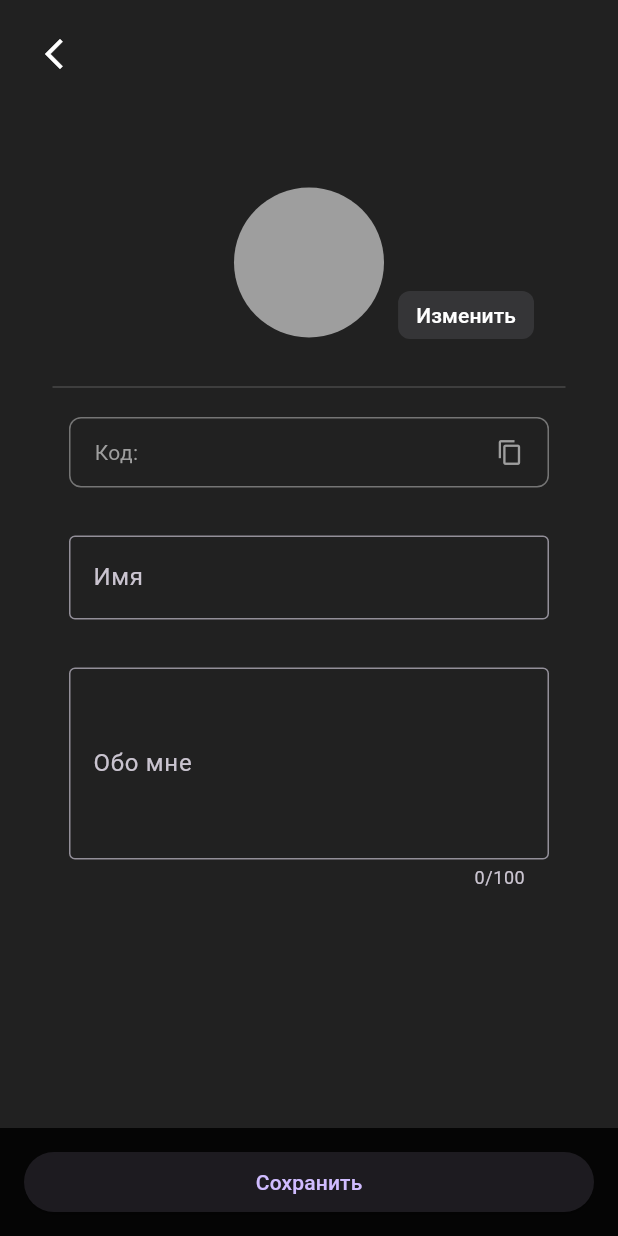
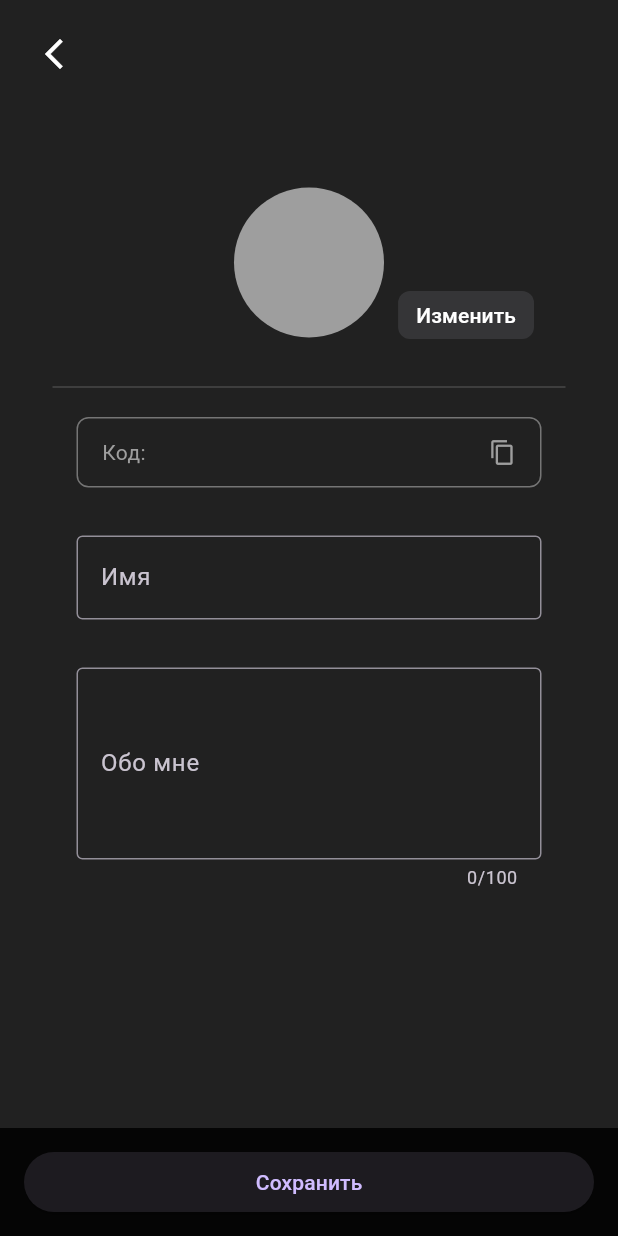
Before and after one commit to 00THESAME00/menro-push-server, a Flutter app: the EditProfileScreen screen opened directly with empty values, on a phone screen of 412 x 824 dp. Run offline on Flutter 3.47's test engine with Material 3 defaults, Android fonts, the phone set to English and light mode, and no system bars; our stand-ins replace cloud_firestore, firebase_core, firebase_messaging, shared_preferences; accounts and stored records are empty.

Commit message:
Обновление

```diff
--- a/lib/main.dart
+++ b/lib/main.dart
@@ -1104,7 +1104,7 @@ class _EditProfileScreenState extends State<EditProfileScreen> {
               child: Column(
                 crossAxisAlignment: CrossAxisAlignment.center,
                 children: [
-                  // Аватар + Кнопка изменить
+                  // 🖼️ Аватар + кнопка изменить
                   SizedBox(
                     width: 180,
                     height: 110,
@@ -1148,7 +1148,7 @@ class _EditProfileScreenState extends State<EditProfileScreen> {
 
                   const SizedBox(height: 16),
 
-                  // 🔲 Линия — Divider шире, поля чуть уже
+                  // 🔲 Линия-дивидер
                   const Padding(
                     padding: EdgeInsets.symmetric(horizontal: 35),
                     child: Divider(
@@ -1160,11 +1160,11 @@ class _EditProfileScreenState extends State<EditProfileScreen> {
 
                   const SizedBox(height: 8),
 
-                  // Код пользователя
+                  // 👤 User ID
                   Align(
                     alignment: Alignment.center,
                     child: SizedBox(
-                      width: 320,
+                      width: 310,
                       child: GestureDetector(
                         onLongPress: () {
                           Clipboard.setData(ClipboardData(text: widget.userId));
@@ -1197,11 +1197,11 @@ class _EditProfileScreenState extends State<EditProfileScreen> {
 
                   const SizedBox(height: 32),
 
-                  // Поле "Имя"
+                  // 📛 Поле имени
                   Align(
                     alignment: Alignment.center,
                     child: SizedBox(
-                      width: 320,
+                      width: 310,
                       child: TextField(
                         controller: nameController,
                         decoration: const InputDecoration(
@@ -1214,11 +1214,11 @@ class _EditProfileScreenState extends State<EditProfileScreen> {
 
                   const SizedBox(height: 32),
 
-                  // Поле "Обо мне"
+                  // 📘 Поле "Обо мне"
                   Align(
                     alignment: Alignment.center,
                     child: SizedBox(
-                      width: 320,
+                      width: 310,
                       child: TextField(
                         controller: aboutController,
                         maxLines: 4,
```
